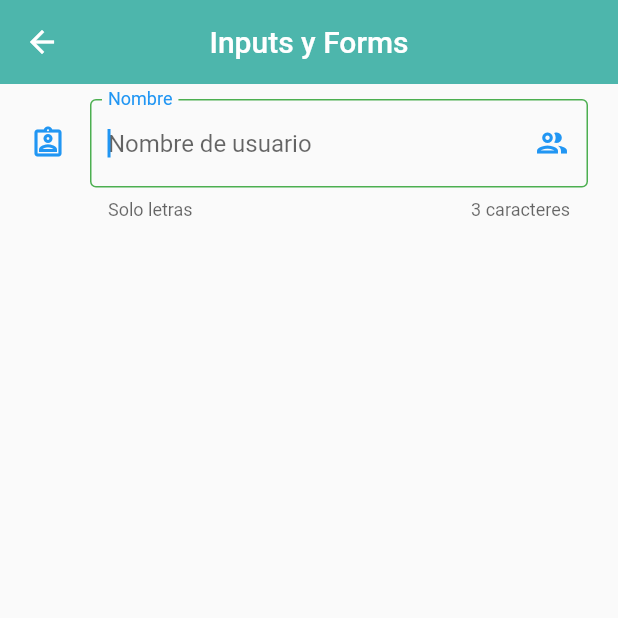
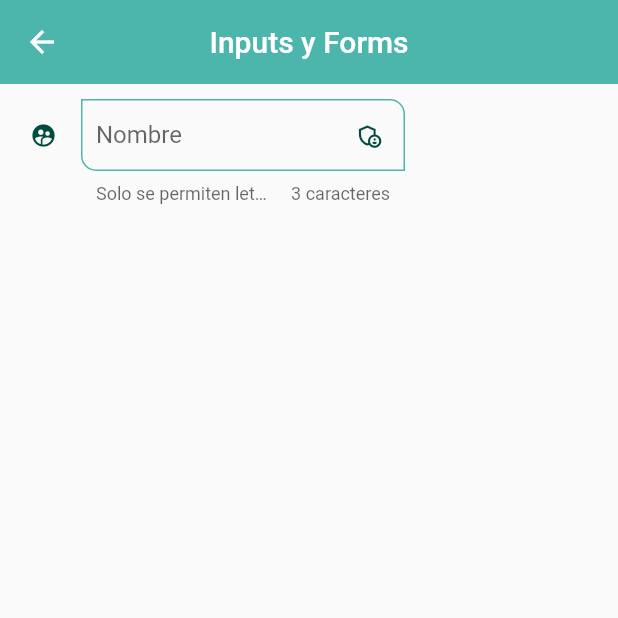
Before and after one commit to rubensf27/formacion_flutter, a Flutter app: the InputsScreen screen opened by its route, on a phone screen of 412 x 824 dp, the top half of it. Run offline on Flutter 3.47's test engine with Material 2 defaults, Android fonts, the phone set to English and light mode, and no system bars.

Commit message:
Centralizar los widgets del inputformfield para separarlo en una clase aparte donde se pueda luego reutilizar

```diff
--- a/lib/screens/inputs_screen.dart
+++ b/lib/screens/inputs_screen.dart
@@ -1,4 +1,5 @@
 import 'package:flutter/material.dart';
+import 'package:fl_components/widgets/widgets.dart';
 
 class InputsScreen extends StatelessWidget {
   const InputsScreen({Key? key}) : super(key: key);
@@ -16,37 +17,16 @@ class InputsScreen extends StatelessWidget {
             vertical: 10,
           ),
           child: Column(
-            children: <Widget>[
-              TextFormField(
-                autofocus: true,
-                textCapitalization: TextCapitalization.words,
-                onChanged: (str) {
-                  print(str);
-                },
-                validator: (str) {
-                  if (str == null || str.isEmpty) {
-                    return 'Este campo es requerido.';
-                  }
-                  return str.length < 3 ? 'Mínimo de 3 letras' : null;
-                },
-                autovalidateMode: AutovalidateMode.onUserInteraction,
-                decoration: InputDecoration(
+            children: const <Widget>[
+              SizedBox(
+                width: 250,
+                height: 70,
+                child: CustomInputField(
+                  labelText: 'Nombre',
                   hintText: 'Nombre de usuario',
-                  labelText: 'Nombre',
-                  helperText: 'Solo letras',
-                  counterText: '3 caracteres',
-                  suffixIcon: const Icon(Icons.group_outlined),
-                  //prefixIcon: Icon(Icons.verified_user_outlined),
-                  icon: const Icon(Icons.assignment_ind_outlined),
-                  errorStyle: TextStyle(color: Colors.deepOrange[200]),
-                  focusedBorder: const OutlineInputBorder(
-                      borderSide: BorderSide(color: Colors.green)),
-                  border: const OutlineInputBorder(
-                    borderRadius: BorderRadius.only(
-                      bottomLeft: Radius.circular(10),
-                      topRight: Radius.circular(10),
-                    ),
-                  ),
+                  helperText: 'Solo se permiten letras',
+                  icon: Icons.supervised_user_circle_sharp,
+                  suffixIcon: Icons.admin_panel_settings_outlined,
                 ),
               ),
             ],
--- a/lib/theme/app_theme.dart
+++ b/lib/theme/app_theme.dart
@@ -9,7 +9,13 @@ import 'package:flutter/material.dart'
         FloatingActionButtonThemeData,
         ElevatedButtonThemeData,
         ElevatedButton,
-        StadiumBorder;
+        StadiumBorder,
+        InputDecorationTheme,
+        TextStyle,
+        OutlineInputBorder,
+        BorderSide,
+        BorderRadius,
+        Radius;
 
 class AppTheme {
   static final Color colorPrimary = Colors.teal.shade300;
@@ -41,6 +47,34 @@ class AppTheme {
         shape: const StadiumBorder(),
       ),
     ),
+    // InputDecorationTheme
+    inputDecorationTheme: InputDecorationTheme(
+      focusedBorder: OutlineInputBorder(
+        borderSide: BorderSide(color: colorPrimary),
+        borderRadius: const BorderRadius.only(
+          bottomLeft: Radius.circular(10),
+          topRight: Radius.circular(10),
+        ),
+      ),
+      floatingLabelStyle: TextStyle(
+        color: colorPrimary,
+      ),
+      suffixIconColor: Colors.teal[900],
+      iconColor: Colors.teal[900],
+      enabledBorder: OutlineInputBorder(
+        borderSide: BorderSide(color: colorPrimary),
+        borderRadius: const BorderRadius.only(
+          bottomLeft: Radius.circular(10),
+          topRight: Radius.circular(10),
+        ),
+      ),
+      border: const OutlineInputBorder(
+        borderRadius: BorderRadius.only(
+          bottomLeft: Radius.circular(10),
+          topRight: Radius.circular(10),
+        ),
+      ),
+    ),
   );
 
   static ThemeData darkTheme = ThemeData.dark().copyWith(
--- /dev/null
+++ b/lib/widgets/custom_input_field.dart
@@ -0,0 +1,47 @@
+import 'package:flutter/material.dart';
+
+class CustomInputField extends StatelessWidget {
+  const CustomInputField({
+    Key? key,
+    this.hintText,
+    this.labelText,
+    this.helperText,
+    this.icon,
+    this.suffixIcon,
+  }) : super(key: key);
+
+  final String? hintText;
+  final String? labelText;
+  final String? helperText;
+  final IconData? icon;
+  final IconData? suffixIcon;
+
+  @override
+  Widget build(BuildContext context) {
+    return TextFormField(
+      autofocus: false,
+      textCapitalization: TextCapitalization.words,
+      onChanged: (str) {
+        print(str);
+      },
+      validator: (str) {
+        if (str == null || str.isEmpty) {
+          return 'Este campo es requerido.';
+        }
+        return str.length < 3 ? 'Mínimo de 3 letras' : null;
+      },
+      autovalidateMode: AutovalidateMode.onUserInteraction,
+      decoration: InputDecoration(
+        hintText: hintText,
+        labelText: labelText,
+        helperText: helperText,
+        contentPadding: const EdgeInsets.all(10),
+        isDense: true,
+        counterText: '3 caracteres',
+        suffixIcon: suffixIcon == null ? null : Icon(suffixIcon),
+        //prefixIcon: Icon(Icons.verified_user_outlined),
+        icon: icon == null ? null : Icon(icon),
+      ),
+    );
+  }
+}
--- a/lib/widgets/widgets.dart
+++ b/lib/widgets/widgets.dart
@@ -1,2 +1,3 @@
 export 'package:fl_components/widgets/custom_card_type_1.dart';
 export 'package:fl_components/widgets/custom_card_type_2.dart';
+export 'package:fl_components/widgets/custom_input_field.dart';
```
